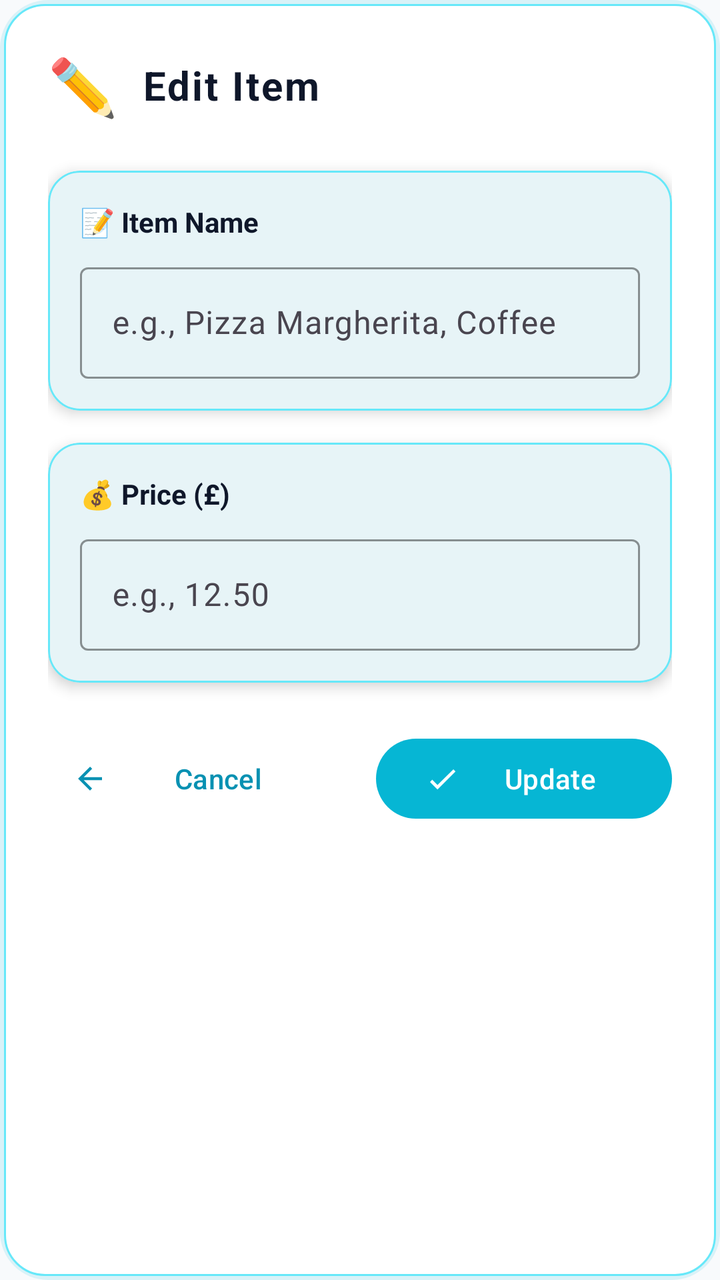
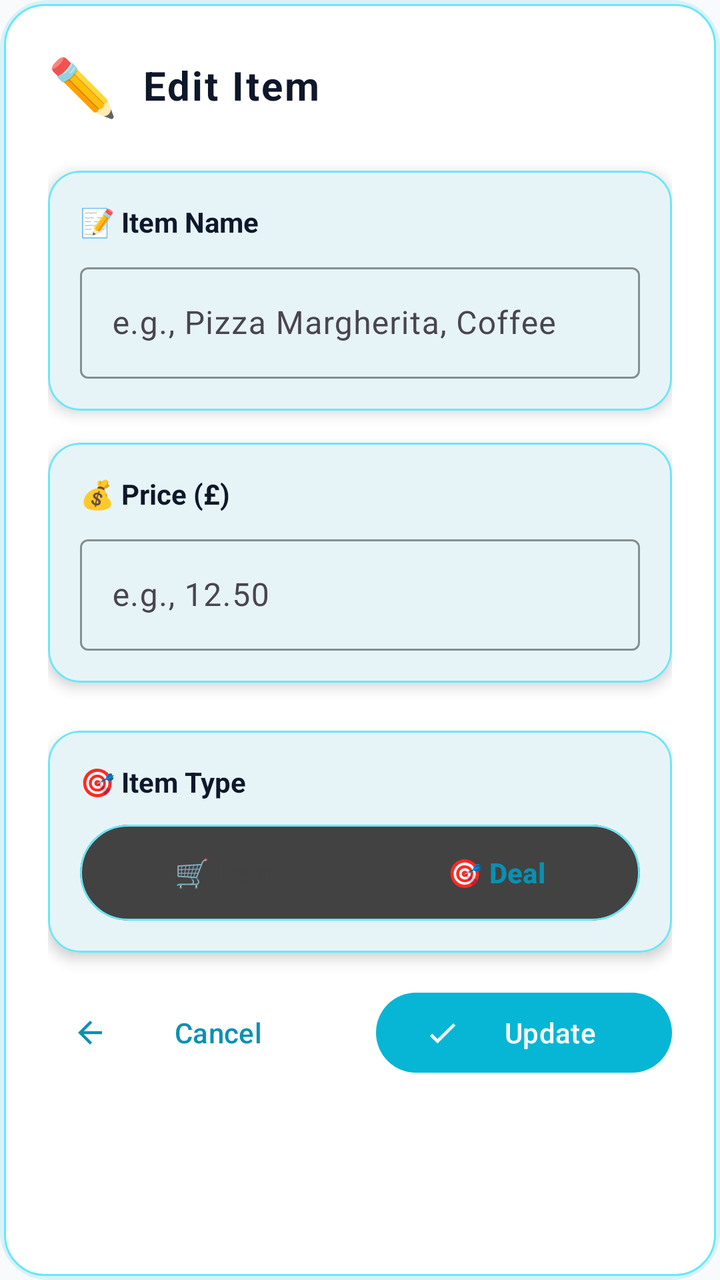

The first picture is an Android layout as it rendered before a commit; the second is the same layout after the commit. The layout source and the unified diff follow.
<!-- AndroidManifest.xml: application theme Theme.NewtownBillSplitter -->
<!-- res/layout/dialog_edit_item.xml -->
<?xml version="1.0" encoding="utf-8"?>
<LinearLayout xmlns:android="http://schemas.android.com/apk/res/android"
    xmlns:app="http://schemas.android.com/apk/res-auto"
    android:layout_width="match_parent"
    android:layout_height="wrap_content"
    android:orientation="vertical"
    android:background="@drawable/modern_dialog_background"
    android:padding="24dp">

    
    <LinearLayout
        android:layout_width="match_parent"
        android:layout_height="wrap_content"
        android:orientation="horizontal"
        android:gravity="center_vertical"
        android:layout_marginBottom="24dp">

        <TextView
            android:layout_width="wrap_content"
            android:layout_height="wrap_content"
            android:text="✏️"
            android:textSize="28sp"
            android:layout_marginEnd="12dp" />

        <TextView
            android:layout_width="0dp"
            android:layout_height="wrap_content"
            android:layout_weight="1"
            android:text="Edit Item"
            style="@style/TextStyle.OnOcean.Large"
            android:textColor="@color/text_primary"
            android:shadowColor="@android:color/transparent" />

    </LinearLayout>

    
    <com.google.android.material.card.MaterialCardView
        android:layout_width="match_parent"
        android:layout_height="wrap_content"
        android:layout_marginBottom="16dp"
        app:cardBackgroundColor="@color/background_card"
        app:cardCornerRadius="16dp"
        app:cardElevation="4dp"
        app:strokeColor="@color/accent_300"
        app:strokeWidth="1dp">

        <LinearLayout
            android:layout_width="match_parent"
            android:layout_height="wrap_content"
            android:orientation="vertical"
            android:padding="16dp">

            <TextView
                android:layout_width="wrap_content"
                android:layout_height="wrap_content"
                android:text="📝 Item Name"
                android:textColor="@color/text_primary"
                android:textSize="14sp"
                android:textStyle="bold"
                android:layout_marginBottom="8dp" />

            <com.google.android.material.textfield.TextInputLayout
                android:layout_width="match_parent"
                android:layout_height="wrap_content"
                style="@style/Widget.Material3.TextInputLayout.OutlinedBox"
                app:boxStrokeColor="@color/accent_500"
                app:hintTextColor="@color/accent_600">

                <com.google.android.material.textfield.TextInputEditText
                    android:id="@+id/itemNameEditText"
                    android:layout_width="match_parent"
                    android:layout_height="wrap_content"
                    android:hint="e.g., Pizza Margherita, Coffee"
                    android:inputType="textCapWords"
                    android:textColor="@color/text_primary"
                    android:textSize="16sp"
                    android:maxLines="1"
                    android:imeOptions="actionNext" />

            </com.google.android.material.textfield.TextInputLayout>

        </LinearLayout>

    </com.google.android.material.card.MaterialCardView>

    
    <com.google.android.material.card.MaterialCardView
        android:layout_width="match_parent"
        android:layout_height="wrap_content"
        android:layout_marginBottom="24dp"
        app:cardBackgroundColor="@color/background_card"
        app:cardCornerRadius="16dp"
        app:cardElevation="4dp"
        app:strokeColor="@color/accent_300"
        app:strokeWidth="1dp">

        <LinearLayout
            android:layout_width="match_parent"
            android:layout_height="wrap_content"
            android:orientation="vertical"
            android:padding="16dp">

            <TextView
                android:layout_width="wrap_content"
                android:layout_height="wrap_content"
                android:text="💰 Price (£)"
                android:textColor="@color/text_primary"
                android:textSize="14sp"
                android:textStyle="bold"
                android:layout_marginBottom="8dp" />

            <com.google.android.material.textfield.TextInputLayout
                android:layout_width="match_parent"
                android:layout_height="wrap_content"
                style="@style/Widget.Material3.TextInputLayout.OutlinedBox"
                app:boxStrokeColor="@color/accent_500"
                app:hintTextColor="@color/accent_600">

                <com.google.android.material.textfield.TextInputEditText
                    android:id="@+id/itemPriceEditText"
                    android:layout_width="match_parent"
                    android:layout_height="wrap_content"
                    android:hint="e.g., 12.50"
                    android:inputType="numberDecimal"
                    android:textColor="@color/text_primary"
                    android:textSize="16sp"
                    android:maxLines="1"
                    android:imeOptions="actionDone" />

            </com.google.android.material.textfield.TextInputLayout>

        </LinearLayout>

    </com.google.android.material.card.MaterialCardView>

    
    <LinearLayout
        android:layout_width="match_parent"
        android:layout_height="wrap_content"
        android:orientation="horizontal">

        <com.google.android.material.button.MaterialButton
            android:id="@+id/cancelButton"
            android:layout_width="0dp"
            android:layout_height="wrap_content"
            android:layout_weight="1"
            android:layout_marginEnd="8dp"
            android:text="Cancel"
            style="@style/Widget.Material3.Button.TextButton"
            app:icon="@drawable/ic_arrow_back" />

        <com.google.android.material.button.MaterialButton
            android:id="@+id/updateButton"
            android:layout_width="0dp"
            android:layout_height="wrap_content"
            android:layout_weight="1"
            android:layout_marginStart="8dp"
            android:text="Update"
            style="@style/Widget.Material3.Button"
            app:backgroundTint="@color/accent_500"
            app:icon="@drawable/ic_check" />

    </LinearLayout>

</LinearLayout>
<!-- resources referenced by this layout -->
<resources>
  <color name="accent_300">#67e8f9</color>
  <color name="accent_500">#06b6d4</color>
  <color name="accent_600">#0891b2</color>
  <color name="background_card">#ffffff</color>
  <color name="text_primary">#0f172a</color>
  <!-- drawable ic_arrow_back (drawable) -->
  <?xml version="1.0" encoding="utf-8"?>
  <vector xmlns:android="http://schemas.android.com/apk/res/android"
      android:width="24dp"
      android:height="24dp"
      android:viewportWidth="24"
      android:viewportHeight="24"
      android:tint="?attr/colorOnPrimary">
      <path
          android:fillColor="@android:color/white"
          android:pathData="M20,11H7.83l5.59,-5.59L12,4l-8,8 8,8 1.41,-1.41L7.83,13H20v-2z" />
  </vector>
  <!-- drawable ic_check (drawable) -->
  <?xml version="1.0" encoding="utf-8"?>
  <vector xmlns:android="http://schemas.android.com/apk/res/android"
      android:width="24dp"
      android:height="24dp"
      android:viewportWidth="24"
      android:viewportHeight="24">
      <path
          android:fillColor="#FFFFFFFF"
          android:pathData="M9,16.2l-3.5,-3.5L4,14.2l5,5 12,-12 -1.4,-1.4z"/>
  </vector>
  <!-- drawable modern_dialog_background (drawable) -->
  <?xml version="1.0" encoding="utf-8"?>
  <layer-list xmlns:android="http://schemas.android.com/apk/res/android">
      
      
      <item>
          <shape android:shape="rectangle">
              <solid android:color="#2006b6d4" />
              <corners android:radius="24dp" />
              <padding android:left="2dp" android:top="2dp" android:right="2dp" android:bottom="2dp" />
          </shape>
      </item>
      
      
      <item>
          <shape android:shape="rectangle">
              <solid android:color="@color/background_card" />
              <corners android:radius="20dp" />
              <stroke 
                  android:width="1dp" 
                  android:color="@color/accent_300" />
          </shape>
      </item>
      
  </layer-list>
  <style name="TextStyle.OnOcean.Large">
          <item name="android:textSize">20sp</item>
          <item name="android:textStyle">bold</item>
          <item name="android:letterSpacing">0.05</item>
      </style>
  <style name="Theme.NewtownBillSplitter" parent="Theme.Material3.DayNight">
          
          <item name="windowActionBar">false</item>
          <item name="windowNoTitle">true</item>
          
          
          <item name="colorPrimary">@color/primary_500</item>
          <item name="colorPrimaryVariant">@color/primary_700</item>
          <item name="colorOnPrimary">@color/white</item>
          
          
          <item name="colorSecondary">@color/accent_500</item>
          <item name="colorSecondaryVariant">@color/accent_700</item>
          <item name="colorOnSecondary">@color/white</item>
          
          
          <item name="android:statusBarColor">@color/primary_500</item>
          
          
          <item name="android:colorBackground">@color/background_primary</item>
          <item name="colorSurface">@color/background_card</item>
          <item name="colorOnSurface">@color/text_primary</item>
          
          
          <item name="android:textColorPrimary">@color/text_primary</item>
          <item name="android:textColorSecondary">@color/text_secondary</item>
          
          
          <item name="cardBackgroundColor">@color/background_card</item>
          <item name="cardCornerRadius">12dp</item>
          <item name="cardElevation">4dp</item>
      </style>
  <color name="primary_500">#0891b2</color>
  <color name="primary_700">#155e75</color>
  <color name="white">#FFFFFF</color>
  <color name="accent_700">#0e7490</color>
  <color name="background_primary">#f8fafc</color>
  <color name="text_secondary">#475569</color>
</resources>

<!-- the commit's change to res/layout/dialog_edit_item.xml (unified diff, before → after) -->
@@ -134,6 +134,81 @@
     </com.google.android.material.card.MaterialCardView>
 
     
+    <com.google.android.material.card.MaterialCardView
+        android:layout_width="match_parent"
+        android:layout_height="wrap_content"
+        android:layout_marginBottom="16dp"
+        app:cardBackgroundColor="@color/background_card"
+        app:cardCornerRadius="16dp"
+        app:cardElevation="4dp"
+        app:strokeColor="@color/accent_300"
+        app:strokeWidth="1dp">
+
+        <LinearLayout
+            android:layout_width="match_parent"
+            android:layout_height="wrap_content"
+            android:orientation="vertical"
+            android:padding="16dp">
+
+            <TextView
+                android:layout_width="wrap_content"
+                android:layout_height="wrap_content"
+                android:text="🎯 Item Type"
+                android:textColor="@color/text_primary"
+                android:textSize="14sp"
+                android:textStyle="bold"
+                android:layout_marginBottom="12dp" />
+
+            
+            <com.google.android.material.card.MaterialCardView
+                android:layout_width="match_parent"
+                android:layout_height="48dp"
+                app:cardBackgroundColor="@color/gray_800"
+                app:cardCornerRadius="24dp"
+                app:cardElevation="0dp"
+                app:strokeColor="@color/accent_300"
+                app:strokeWidth="1dp">
+
+                <LinearLayout
+                    android:layout_width="match_parent"
+                    android:layout_height="match_parent"
+                    android:orientation="horizontal"
+                    android:padding="4dp">
+
+                                         
+                     <com.google.android.material.button.MaterialButton
+                         android:id="@+id/itemTypeButton"
+                         android:layout_width="0dp"
+                         android:layout_height="40dp"
+                         android:layout_weight="1"
+                         android:text="🛒 Item"
+                         android:textColor="@color/gray_800"
+                         android:textSize="14sp"
+                         android:textStyle="bold"
+                         style="@style/Widget.Material3.Button.TextButton"
+                         app:icon="@null" />
+
+                     
+                     <com.google.android.material.button.MaterialButton
+                         android:id="@+id/dealTypeButton"
+                         android:layout_width="0dp"
+                         android:layout_height="40dp"
+                         android:layout_weight="1"
+                         android:text="🎯 Deal"
+                         android:textSize="14sp"
+                         android:textStyle="bold"
+                         style="@style/Widget.Material3.Button.TextButton"
+                         app:icon="@null" />
+
+                </LinearLayout>
+
+            </com.google.android.material.card.MaterialCardView>
+
+        </LinearLayout>
+
+    </com.google.android.material.card.MaterialCardView>
+
+    
     <LinearLayout
         android:layout_width="match_parent"
         android:layout_height="wrap_content"
<!-- resource entries referenced after the edit -->
@@ -4,6 +4,7 @@
   <color name="accent_500">#06b6d4</color>
   <color name="accent_600">#0891b2</color>
   <color name="background_card">#ffffff</color>
+  <color name="gray_800">#424242</color>
   <color name="text_primary">#0f172a</color>
   <!-- drawable ic_arrow_back (drawable) -->
   <?xml version="1.0" encoding="utf-8"?>
